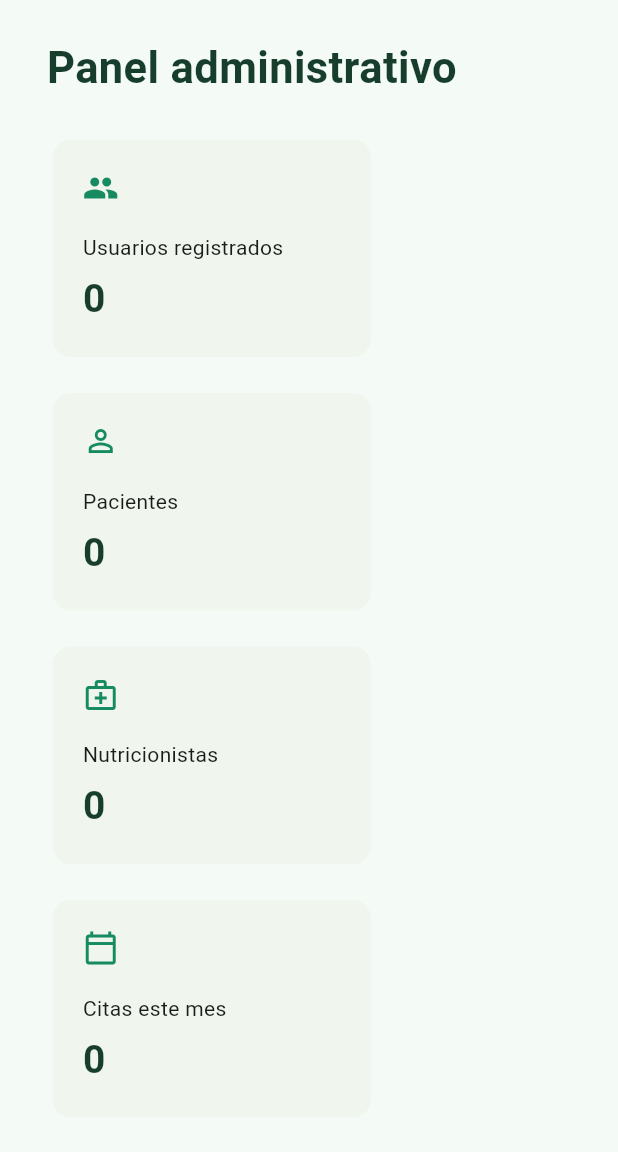
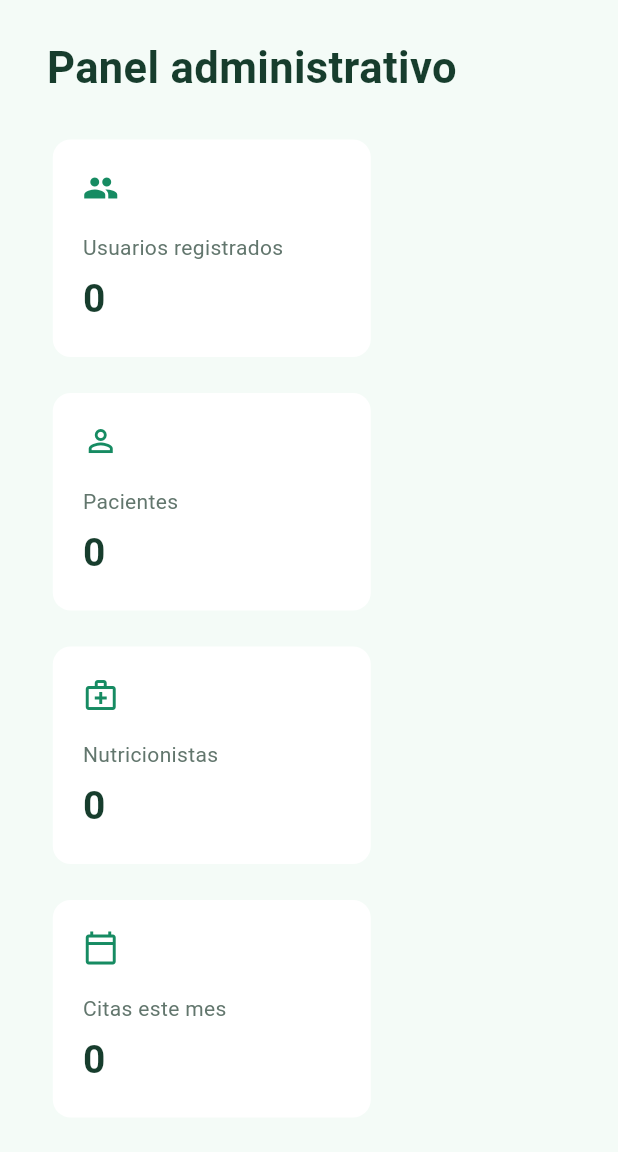
Before and after one commit to MoncadaMario/NutriAgenda, a Flutter app: the AdminDashboardScreen screen opened by its route, on a phone screen of 412 x 824 dp, the part 84-1236 px from its top. Run offline on Flutter 3.47's test engine with Material 3 defaults, Android fonts, the phone set to English and light mode, and no system bars; our stand-ins replace flutter_dotenv, supabase_flutter; accounts and stored records are empty.

Commit message:
refactor: consolidar tarjetas de estadisticas duplicadas en widget compartido

```diff
--- a/lib/screens/admin_dashboard_screen.dart
+++ b/lib/screens/admin_dashboard_screen.dart
@@ -3,6 +3,7 @@ import 'package:supabase_flutter/supabase_flutter.dart';
 import 'user_management_screen.dart';
 import '../utils/formatters.dart';
 import '../widgets/logout_button.dart';
+import '../widgets/stat_card.dart';
 
 class AdminDashboardScreen extends StatefulWidget {
   const AdminDashboardScreen({super.key});
@@ -160,25 +161,37 @@ class _AdminDashboardScreenState extends State<AdminDashboardScreen> {
                     spacing: 16,
                     runSpacing: 16,
                     children: [
-                      _AdminStat(
-                        'Usuarios registrados',
-                        '$_totalUsuarios',
-                        Icons.people,
+                      StatCard(
+                        titulo: 'Usuarios registrados',
+                        valor: '$_totalUsuarios',
+                        icono: Icons.people,
+                        ancho: 220,
+                        valorFontSize: 26,
+                        conBorde: false,
                       ),
-                      _AdminStat(
-                        'Pacientes',
-                        '$_totalPacientes',
-                        Icons.person_outline,
+                      StatCard(
+                        titulo: 'Pacientes',
+                        valor: '$_totalPacientes',
+                        icono: Icons.person_outline,
+                        ancho: 220,
+                        valorFontSize: 26,
+                        conBorde: false,
                       ),
-                      _AdminStat(
-                        'Nutricionistas',
-                        '$_totalNutricionistas',
-                        Icons.medical_services_outlined,
+                      StatCard(
+                        titulo: 'Nutricionistas',
+                        valor: '$_totalNutricionistas',
+                        icono: Icons.medical_services_outlined,
+                        ancho: 220,
+                        valorFontSize: 26,
+                        conBorde: false,
                       ),
-                      _AdminStat(
-                        'Citas este mes',
-                        '$_citasDelMes',
-                        Icons.calendar_today_outlined,
+                      StatCard(
+                        titulo: 'Citas este mes',
+                        valor: '$_citasDelMes',
+                        icono: Icons.calendar_today_outlined,
+                        ancho: 220,
+                        valorFontSize: 26,
+                        conBorde: false,
                       ),
                     ],
                   ),
@@ -230,41 +243,3 @@ class _AdminDashboardScreenState extends State<AdminDashboardScreen> {
     );
   }
 }
-
-class _AdminStat extends StatelessWidget {
-  final String titulo;
-  final String valor;
-  final IconData icono;
-
-  const _AdminStat(this.titulo, this.valor, this.icono);
-
-  @override
-  Widget build(BuildContext context) {
-    return SizedBox(
-      width: 220,
-      child: Card(
-        elevation: 0,
-        child: Padding(
-          padding: const EdgeInsets.all(20),
-          child: Column(
-            crossAxisAlignment: CrossAxisAlignment.start,
-            children: [
-              Icon(icono, color: const Color(0xFF168B62)),
-              const SizedBox(height: 18),
-              Text(titulo),
-              const SizedBox(height: 6),
-              Text(
-                valor,
-                style: const TextStyle(
-                  color: Color(0xFF173D2D),
-                  fontSize: 26,
-                  fontWeight: FontWeight.bold,
-                ),
-              ),
-            ],
-          ),
-        ),
-      ),
-    );
-  }
-}
--- /dev/null
+++ b/lib/widgets/stat_card.dart
@@ -0,0 +1,61 @@
+import 'package:flutter/material.dart';
+
+class StatCard extends StatelessWidget {
+  final IconData icono;
+  final String titulo;
+  final String valor;
+  final Color colorIcono;
+  final double ancho;
+  final double padding;
+  final double valorFontSize;
+  final bool conBorde;
+
+  const StatCard({
+    super.key,
+    required this.icono,
+    required this.titulo,
+    required this.valor,
+    this.colorIcono = const Color(0xFF168B62),
+    this.ancho = 200,
+    this.padding = 20,
+    this.valorFontSize = 22,
+    this.conBorde = true,
+  });
+
+  @override
+  Widget build(BuildContext context) {
+    return SizedBox(
+      width: ancho,
+      child: Card(
+        elevation: 0,
+        color: Colors.white,
+        shape: conBorde
+            ? RoundedRectangleBorder(
+                borderRadius: BorderRadius.circular(20),
+                side: const BorderSide(color: Color(0xFFE0EEE6)),
+              )
+            : null,
+        child: Padding(
+          padding: EdgeInsets.all(padding),
+          child: Column(
+            crossAxisAlignment: CrossAxisAlignment.start,
+            children: [
+              Icon(icono, color: colorIcono),
+              const SizedBox(height: 18),
+              Text(titulo, style: const TextStyle(color: Color(0xFF62766D))),
+              const SizedBox(height: 6),
+              Text(
+                valor,
+                style: TextStyle(
+                  color: const Color(0xFF173D2D),
+                  fontSize: valorFontSize,
+                  fontWeight: FontWeight.bold,
+                ),
+              ),
+            ],
+          ),
+        ),
+      ),
+    );
+  }
+}
```
Also changed, not shown: lib/screens/patient_dashboard_screen.dart (+5 -54 lines), lib/screens/patient_detail_screen.dart (+33 -47 lines).
